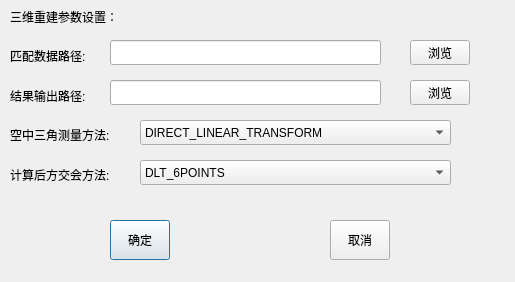
Before: the Qt Designer form dialog_sfm.ui in zxczhai/OpenScan3D, drawn with Qt 5.
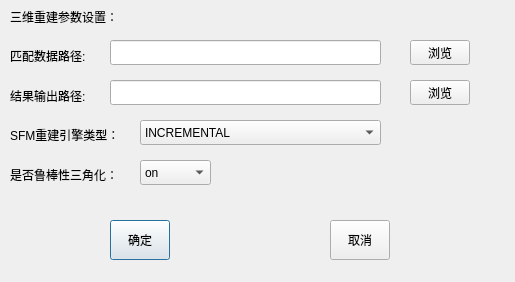
After: the same form once the commit is applied.

Patch:
```diff
--- a/dialog_sfm.ui
+++ b/dialog_sfm.ui
@@ -47,14 +47,14 @@
     <item>
      <widget class="QLabel" name="label_4">
       <property name="text">
-       <string>空中三角测量方法:</string>
+       <string>SFM重建引擎类型：</string>
       </property>
      </widget>
     </item>
     <item>
      <widget class="QLabel" name="label_5">
       <property name="text">
-       <string>计算后方交会方法:</string>
+       <string>是否鲁棒性三角化：</string>
       </property>
      </widget>
     </item>
@@ -137,13 +137,13 @@
     <rect>
      <x>140</x>
      <y>120</y>
-     <width>311</width>
+     <width>241</width>
      <height>25</height>
     </rect>
    </property>
    <item>
     <property name="text">
-     <string>DIRECT_LINEAR_TRANSFORM</string>
+     <string>INCREMENTAL</string>
     </property>
    </item>
    <item>
@@ -167,13 +167,13 @@
     <rect>
      <x>140</x>
      <y>160</y>
-     <width>311</width>
+     <width>71</width>
      <height>25</height>
     </rect>
    </property>
    <item>
     <property name="text">
-     <string>DLT_6POINTS</string>
+     <string>on</string>
     </property>
    </item>
    <item>
```
Left out of the diff: 27 changed lines with no effect on the pictures.
